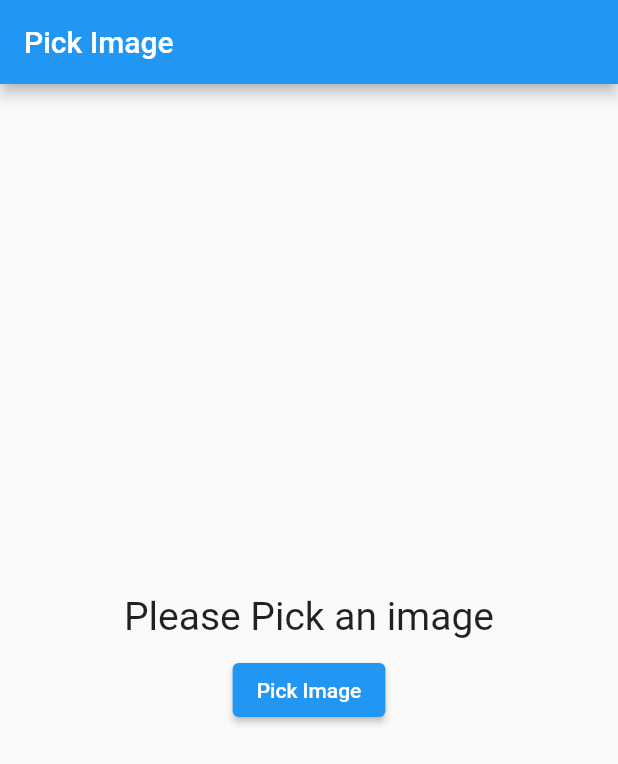
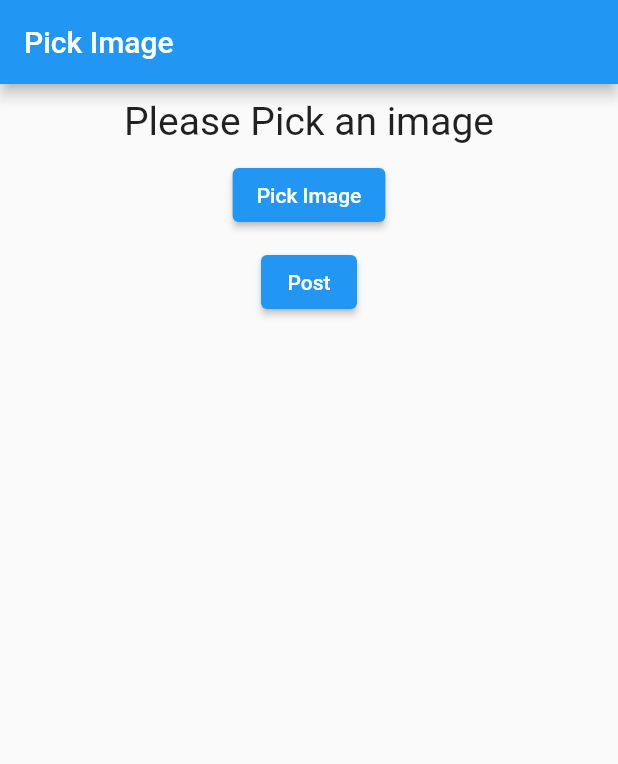
Before and after one commit to Rahulch716/demoapp, a Flutter app: the screen it shows after launch, on a phone screen of 412 x 824 dp. Shown: the top 764 px of the screen. Run offline on Flutter 3.47's test engine with Material 2 defaults, Android fonts, the phone set to English and light mode, and no system bars; our stand-ins replace dio, image_picker.

```diff
--- a/lib/HomePage.dart
+++ b/lib/HomePage.dart
@@ -1,3 +1,6 @@
+import 'dart:io';
+
+import 'package:dio/dio.dart';
 import 'package:flutter/material.dart';
 import 'package:image_picker/image_picker.dart';
 
@@ -5,6 +8,10 @@ class HomePage extends StatefulWidget {
   @override
   _HomePageState createState() => _HomePageState();
 }
+
+var galleryPhoto;
+var cameraPhoto;
+var path;
 
 class _HomePageState extends State<HomePage> {
   @override
@@ -15,9 +22,24 @@ class _HomePageState extends State<HomePage> {
         ),
         body: Container(
           child: Center(
-              child: Column(
-                  mainAxisAlignment: MainAxisAlignment.center,
-                  children: [
+              child: Column(children: [
+            galleryPhoto != null
+                ? Image.file(
+                    galleryPhoto,
+                    height: 400,
+                    width: 400,
+                  )
+                : SizedBox(),
+            cameraPhoto != null
+                ? Image.file(
+                    cameraPhoto,
+                    height: 400,
+                    width: 400,
+                  )
+                : SizedBox(),
+            SizedBox(
+              height: 10,
+            ),
             Text('Please Pick an image', style: TextStyle(fontSize: 26)),
             SizedBox(height: 10),
             ElevatedButton(
@@ -37,6 +59,7 @@ class _HomePageState extends State<HomePage> {
                                           color: Colors.red)),
                                   onPressed: () {
                                     galleryImage();
+                                    Navigator.pop(context);
                                   }),
                               TextButton(
                                   child: Text("Camera",
@@ -45,20 +68,69 @@ class _HomePageState extends State<HomePage> {
                                           fontWeight: FontWeight.bold)),
                                   onPressed: () {
                                     cameraImage();
+                                    Navigator.pop(context);
                                   })
                             ]);
                       });
                 },
-                    child: Text("Pick Image"))
+                child: Text("Pick Image")),
+            SizedBox(
+              height: 10,
+            ),
+            ElevatedButton(
+                onPressed: () {
+                  post();
+                },
+                child: Text('Post'))
           ])),
         ));
   }
-}
+
+  final ImagePicker _picker = ImagePicker();
 
   Future cameraImage() async {
-  var cameraPhoto = await ImagePicker().pickImage(source: ImageSource.camera);
+    final XFile? _cameraPhoto =
+        await _picker.pickImage(source: ImageSource.camera);
+    setState(() {
+      cameraPhoto = File(_cameraPhoto!.path);
+      path = _cameraPhoto.path;
+    });
   }
 
   Future galleryImage() async {
-  var galleryPhoto = await ImagePicker().pickImage(source: ImageSource.gallery);
+    final XFile? _galleryPhoto =
+        await _picker.pickImage(source: ImageSource.gallery);
+    setState(() {
+      galleryPhoto = File(_galleryPhoto!.path);
+      path = _galleryPhoto.path;
+    });
+    print(_galleryPhoto!.path);
   }
+
+  Future post() async {
+    Response response;
+    var dio = Dio();
+    FormData formData = FormData.fromMap({
+      "file": await MultipartFile.fromFile(
+        path,
+      )
+    });
+
+    response = await dio.post(
+      'https://codelime.in/api/remind-app-token',
+      data: formData,
+    );
+    print(response.statusCode.toString());
+    setState(() {
+      if (response.statusCode == 200) {
+        showDialog(
+            context: context,
+            builder: (BuildContext context) {
+              return AlertDialog(
+                title: Text(response.data.toString()),
+              );
+            });
+      }
+    });
+  }
+}
--- a/lib/main.dart
+++ b/lib/main.dart
@@ -13,7 +13,6 @@ class MyApp extends StatelessWidget {
       title: 'Flutter Demo',
       theme: ThemeData(
         primarySwatch: Colors.blue,
-
       ),
       home: HomePage(),
     );
--- a/pubspec.yaml
+++ b/pubspec.yaml
@@ -24,6 +24,7 @@ dependencies:
   flutter:
     sdk: flutter
   image_picker: ^0.8.3
+  dio: ^4.0.0
 
 
   # The following adds the Cupertino Icons font to your application.
```
Also changed, not shown: pubspec.lock. Lines whose indentation alone changed are shown as unchanged.
